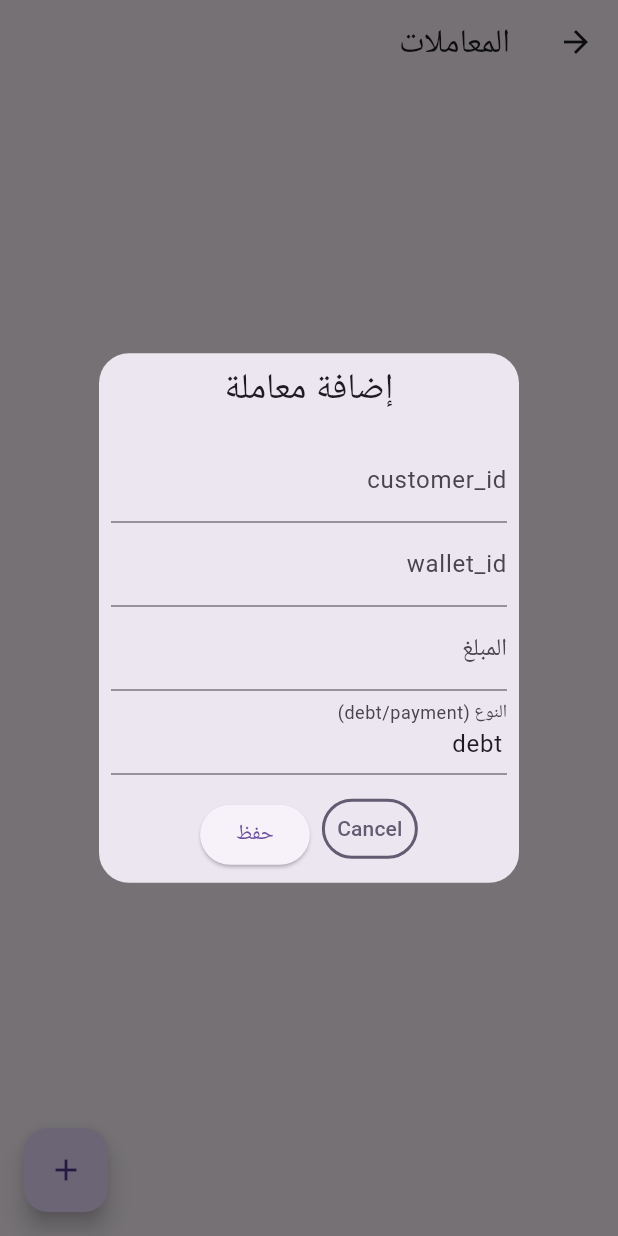
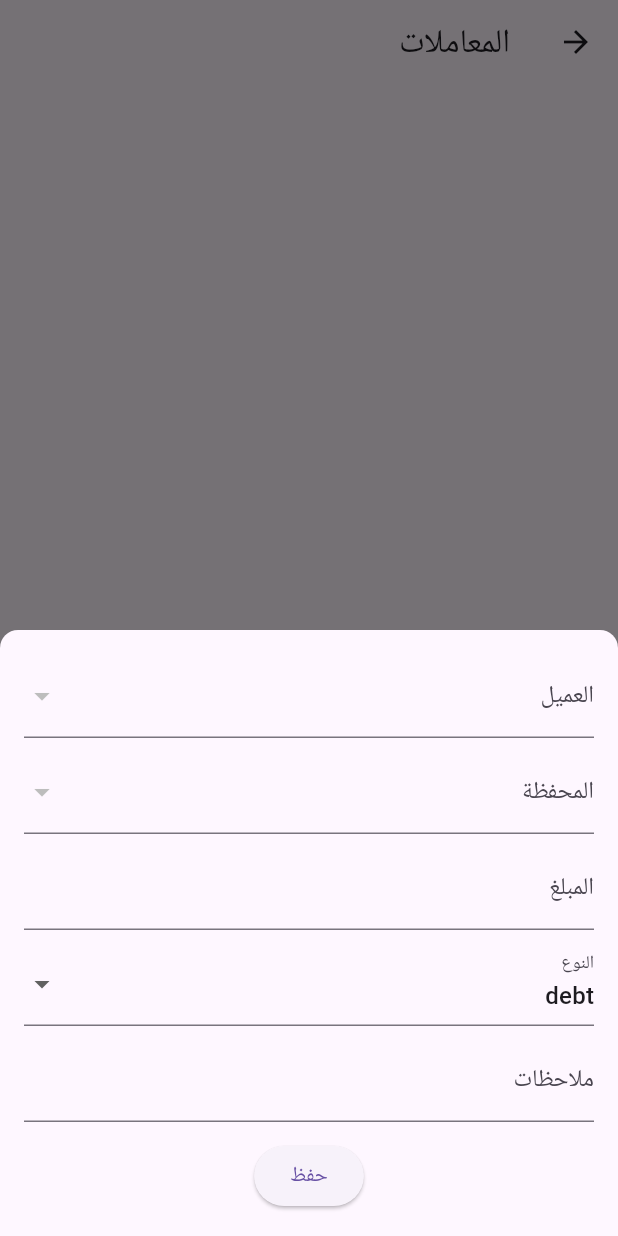
Before and after one commit to mygjhfbk-ux/Mohammed-, a Flutter app: the TransactionsView screen opened directly, after a tap on the "add" icon, on a phone screen of 412 x 824 dp. Run offline on Flutter 3.47's test engine with Material 3 defaults, Android fonts, the light colour scheme and no system bars; our stand-ins replace flutter_dotenv, get, get_storage, image_picker, supabase_flutter; accounts and stored records are empty.

Commit message:
Add StorageService, image_picker dependency, AdsController upload support and AdsView image picker + TransactionsView selectors (customers & wallets)

```diff
--- a/lib/views/transactions_view.dart
+++ b/lib/views/transactions_view.dart
@@ -1,15 +1,39 @@
 import 'package:flutter/material.dart';
 import 'package:get/get.dart';
+import '../controllers/customers_controller.dart';
+import '../controllers/wallets_controller.dart';
 import '../controllers/transactions_controller.dart';
 
-class TransactionsView extends StatelessWidget {
+class TransactionsView extends StatefulWidget {
   TransactionsView({super.key, this.merchantId});
   final String? merchantId;
+
+  @override
+  State<TransactionsView> createState() => _TransactionsViewState();
+}
+
+class _TransactionsViewState extends State<TransactionsView> {
   final TransactionsController ctrl = Get.put(TransactionsController());
+  final CustomersController customersCtrl = Get.put(CustomersController());
+  final WalletsController walletsCtrl = Get.put(WalletsController());
+
+  String? selectedCustomerId;
+  String? selectedWalletId;
+  String selectedType = 'debt';
+
+  @override
+  void initState() {
+    super.initState();
+    if (widget.merchantId != null) {
+      ctrl.fetchTransactions(merchantId: widget.merchantId);
+      customersCtrl.fetchCustomers(merchantId: widget.merchantId);
+      walletsCtrl.fetchWallets(widget.merchantId!);
+    }
+  }
 
   @override
   Widget build(BuildContext context) {
-    if (merchantId != null) ctrl.fetchTransactions(merchantId: merchantId);
+    if (widget.merchantId != null) ctrl.fetchTransactions(merchantId: widget.merchantId);
     return Scaffold(
       appBar: AppBar(title: Text('المعاملات')),
       body: Obx(() {
@@ -22,7 +46,7 @@ class TransactionsView extends StatelessWidget {
             return ListTile(
               title: Text('${t['type']} - ${t['amount']}'),
               subtitle: Text(t['notes'] ?? ''),
-              trailing: IconButton(icon: Icon(Icons.delete), onPressed: () => ctrl.deleteTransaction(t['id'], merchantId: merchantId)),
+              trailing: IconButton(icon: Icon(Icons.delete), onPressed: () => ctrl.deleteTransaction(t['id'], merchantId: widget.merchantId)),
             );
           },
         );
@@ -30,35 +54,73 @@ class TransactionsView extends StatelessWidget {
       floatingActionButton: FloatingActionButton(
         onPressed: () async {
           final amountCtrl = TextEditingController();
-          final typeCtrl = TextEditingController(text: 'debt');
-          final walletCtrl = TextEditingController();
-          final customerCtrl = TextEditingController();
-          await Get.defaultDialog(
-            title: 'إضافة معاملة',
-            content: Column(
+          final notesCtrl = TextEditingController();
+
+          await Get.bottomSheet(
+            StatefulBuilder(builder: (context, setState) {
+              return Container(
+                padding: EdgeInsets.all(16),
+                decoration: BoxDecoration(color: Theme.of(context).scaffoldBackgroundColor, borderRadius: BorderRadius.vertical(top: Radius.circular(12))),
+                child: SingleChildScrollView(
+                  child: Column(
+                    mainAxisSize: MainAxisSize.min,
                     children: [
-                TextField(controller: customerCtrl, decoration: InputDecoration(labelText: 'customer_id')), // in a full app, provide selector
-                TextField(controller: walletCtrl, decoration: InputDecoration(labelText: 'wallet_id')),
+                      Obx(() {
+                        return DropdownButtonFormField<String>(
+                          value: selectedCustomerId,
+                          items: customersCtrl.customers.map((c) {
+                            final profile = c['profile'] ?? {};
+                            return DropdownMenuItem<String>(value: c['id'], child: Text(profile['name'] ?? profile['phone'] ?? 'عميل'));
+                          }).toList(),
+                          onChanged: (v) => setState(() => selectedCustomerId = v),
+                          decoration: InputDecoration(labelText: 'العميل'),
+                        );
+                      }),
+                      const SizedBox(height: 8),
+                      Obx(() {
+                        return DropdownButtonFormField<String>(
+                          value: selectedWalletId,
+                          items: walletsCtrl.wallets.map((w) {
+                            return DropdownMenuItem<String>(value: w['id'], child: Text(w['name'] ?? 'محفظة'));
+                          }).toList(),
+                          onChanged: (v) => setState(() => selectedWalletId = v),
+                          decoration: InputDecoration(labelText: 'المحفظة'),
+                        );
+                      }),
+                      const SizedBox(height: 8),
                       TextField(controller: amountCtrl, decoration: InputDecoration(labelText: 'المبلغ'), keyboardType: TextInputType.number),
-                TextField(controller: typeCtrl, decoration: InputDecoration(labelText: 'النوع (debt/payment)')),
-              ],
+                      const SizedBox(height: 8),
+                      DropdownButtonFormField<String>(
+                        value: selectedType,
+                        items: ['debt', 'payment'].map((t) => DropdownMenuItem(value: t, child: Text(t))).toList(),
+                        onChanged: (v) => setState(() => selectedType = v ?? 'debt'),
+                        decoration: InputDecoration(labelText: 'النوع'),
                       ),
-            confirm: ElevatedButton(
+                      const SizedBox(height: 8),
+                      TextField(controller: notesCtrl, decoration: InputDecoration(labelText: 'ملاحظات')),
+                      const SizedBox(height: 12),
+                      ElevatedButton(
                         onPressed: () async {
-                if (merchantId != null) {
+                          if (widget.merchantId != null && selectedCustomerId != null && selectedWalletId != null) {
                             await ctrl.addTransaction(
-                    merchantId: merchantId!,
-                    customerId: customerCtrl.text.trim(),
-                    walletId: walletCtrl.text.trim(),
+                              merchantId: widget.merchantId!,
+                              customerId: selectedCustomerId!,
+                              walletId: selectedWalletId!,
                               amount: double.tryParse(amountCtrl.text) ?? 0,
-                    type: typeCtrl.text.trim(),
+                              type: selectedType,
+                              notes: notesCtrl.text.trim(),
                             );
                           }
                           Get.back();
                         },
                         child: Text('حفظ'),
+                      )
+                    ],
                   ),
-            onCancel: () {},
+                ),
+              );
+            }),
+            isScrollControlled: true,
           );
         },
         child: Icon(Icons.add),
--- a/pubspec.yaml
+++ b/pubspec.yaml
@@ -2,6 +2,7 @@ name: supabase_phone_auth
 description: A Flutter app scaffold integrated with Supabase for phone+password auth (phone converted to email)
 environment:
   sdk: ">=2.18.0 <3.0.0"
+
 dependencies:
   flutter:
     sdk: flutter
@@ -10,6 +11,7 @@ dependencies:
   get_storage: ^2.0.3
   flutter_dotenv: ^5.0.2
   http: ^0.13.5
+  image_picker: ^0.8.7+4
 
 flutter:
   uses-material-design: true
```
Also changed, not shown: lib/controllers/ads_controller.dart (+11 -1 lines), lib/services/storage_service.dart (added, +29 -0 lines), lib/views/ads_view.dart (+51 -9 lines). Lines whose indentation alone changed are shown as unchanged.
